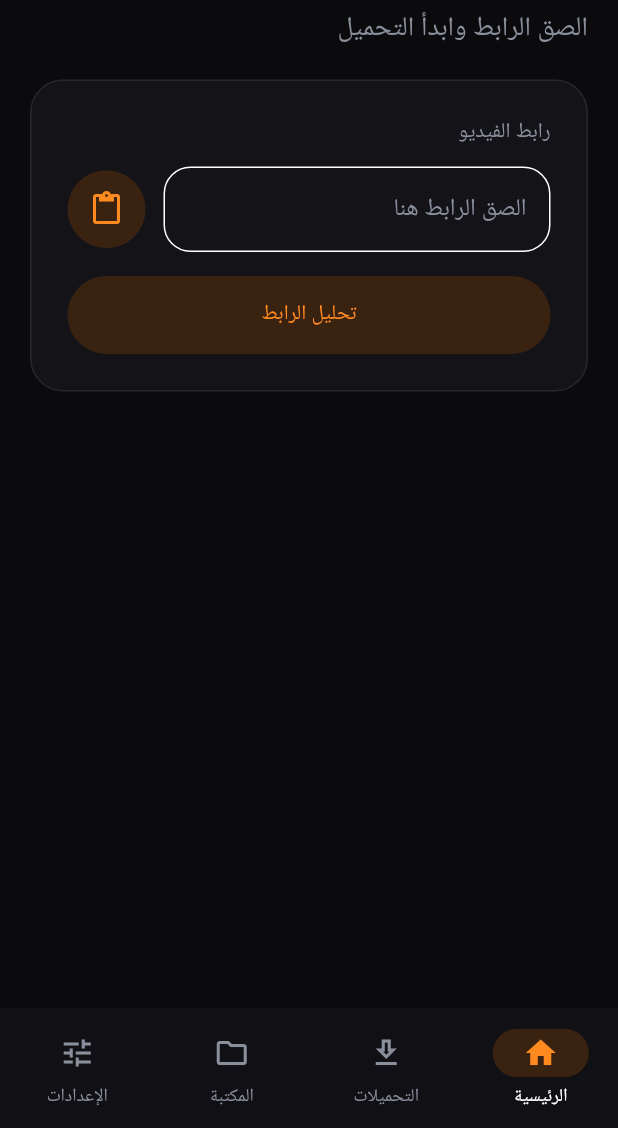
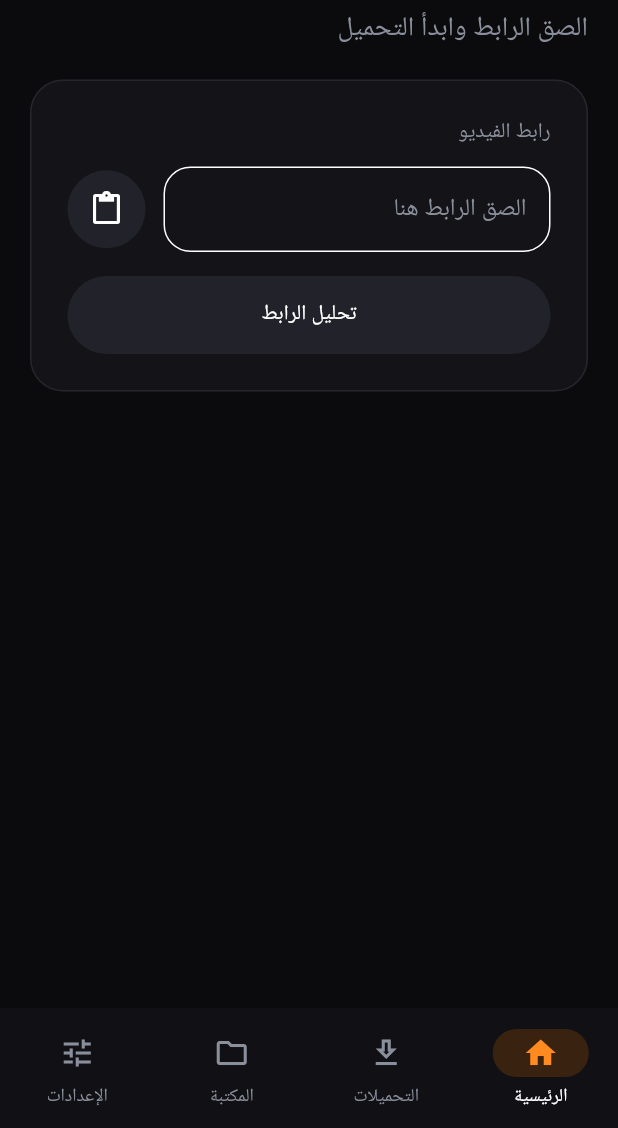
Before and after one commit to mohdnoaman2011-lgtm/FlixGo-Pro, a Flutter app: the screen it shows after launch, after a tap on "تحليل الرابط", on a phone screen of 412 x 824 dp, the part 108-1236 px from its top. Run offline on Flutter 3.47's test engine with Material 3 defaults, Android fonts, the phone set to English and light mode, and no system bars; our stand-ins replace connectivity_plus, flutter_local_notifications, open_filex, shared_preferences; missing offline and left inert: gal.

Commit message:
Update home_screen.dart

```diff
--- a/app/lib/home_screen.dart
+++ b/app/lib/home_screen.dart
@@ -35,9 +35,10 @@ class _HomeScreenState extends State<HomeScreen> {
     final url = _ctrl.text.trim();
     if (url.isEmpty) return;
     FocusScope.of(context).unfocus();
+    final api = context.read<ApiClient>();
     setState(() => _loading = true);
     try {
-      final info = await context.read<ApiClient>().analyze(url);
+      final info = await api.analyze(url);
       if (!mounted) return;
       await showModalBottomSheet<void>(
         context: context,
@@ -48,7 +49,7 @@ class _HomeScreenState extends State<HomeScreen> {
     } on ApiException catch (e) {
       _toast(e.message);
     } catch (_) {
-      _toast('تعذّر الاتصال بالخادم');
+      _toast('تعذّر الاتصال بالخادم (${api.baseUrl})');
     } finally {
       if (mounted) setState(() => _loading = false);
     }
@@ -90,6 +91,7 @@ class _HomeScreenState extends State<HomeScreen> {
                     Expanded(
                       child: TextField(
                         controller: _ctrl,
+                        textDirection: TextDirection.ltr, // الروابط تُكتب من اليسار
                         keyboardType: TextInputType.url,
                         textInputAction: TextInputAction.go,
                         onSubmitted: (_) => _analyze(),
@@ -104,7 +106,11 @@ class _HomeScreenState extends State<HomeScreen> {
                       onPressed: _paste,
                       tooltip: 'لصق',
                       icon: const Icon(Icons.content_paste),
-                      style: IconButton.styleFrom(fixedSize: const Size(52, 52)),
+                      style: IconButton.styleFrom(
+                        fixedSize: const Size(52, 52),
+                        backgroundColor: scheme.surfaceContainerHighest,
+                        foregroundColor: scheme.onSurface,
+                      ),
                     ),
                   ],
                 ),
@@ -114,6 +120,10 @@ class _HomeScreenState extends State<HomeScreen> {
                   height: 52,
                   child: FilledButton.tonal(
                     onPressed: _loading ? null : _analyze,
+                    style: FilledButton.styleFrom(
+                      backgroundColor: scheme.surfaceContainerHighest,
+                      foregroundColor: scheme.onSurface,
+                    ),
                     child: _loading
                         ? const SizedBox(
                             width: 20, height: 20, child: CircularProgressIndicator(strokeWidth: 2))
```
